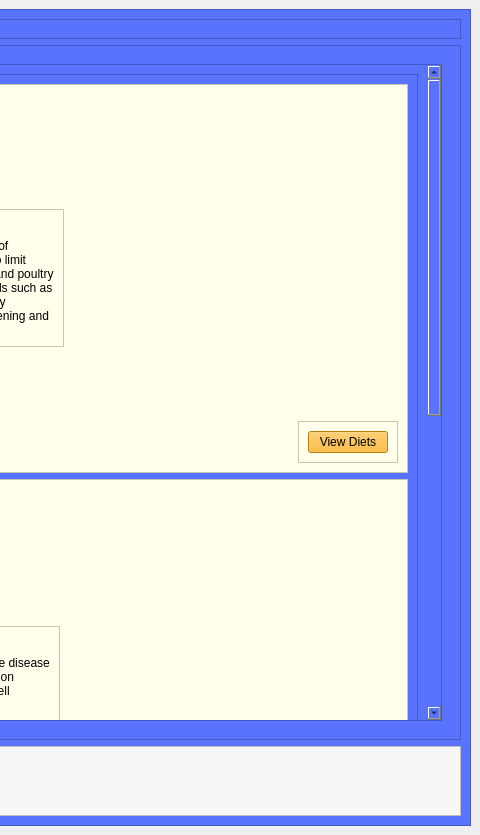
Before: the Qt Designer form ui/l_homepage.ui in neel-mistry/PoCoH-MiniProj, drawn with Qt 5; both pictures show x 635 to 1115 and y 0 to 835 of the 1115 by 835 pixel window.
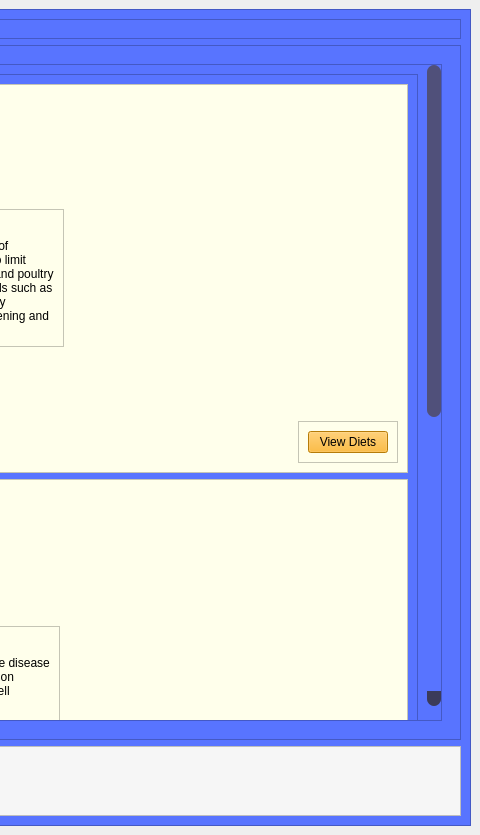
After: the same form once the commit is applied. The open tabs and pages were chosen to show the change. Icons and pictures are not drawn.

Patch:
```diff
--- a/ui/l_homepage.ui
+++ b/ui/l_homepage.ui
@@ -1274,6 +1274,63 @@
              <layout class="QVBoxLayout" name="verticalLayout_30">
               <item>
                <widget class="QScrollArea" name="scrollArea_2">
+                <property name="styleSheet">
+                 <string notr="true">/*  HANDLE BAR VERTICAL */
+QScrollBar::handle:vertical {	
+	background-color: rgb(80, 80, 122);
+	min-height: 30px;
+	border-radius: 7px;
+}
+QScrollBar::handle:vertical:hover{	
+	background-color: rgb(255, 255, 255);
+}
+QScrollBar::handle:vertical:pressed {	
+	background-color: rgb(67, 67, 67);
+}
+
+/* BTN TOP - SCROLLBAR */
+QScrollBar::sub-line:vertical {
+	border: none;
+	background-color: rgb(59, 59, 90);
+	height: 15px;
+	border-top-left-radius: 7px;
+	border-top-right-radius: 7px;
+	subcontrol-position: top;
+	subcontrol-origin: margin;
+}
+QScrollBar::sub-line:vertical:hover {	
+	
+	background-color: rgb(25, 25, 255);
+}
+QScrollBar::sub-line:vertical:pressed {	
+	background-color: rgb(185, 0, 92);
+}
+
+/* BTN BOTTOM - SCROLLBAR */
+QScrollBar::add-line:vertical {
+	border: none;
+	background-color: rgb(59, 59, 90);
+	height: 15px;
+	border-bottom-left-radius: 7px;
+	border-bottom-right-radius: 7px;
+	subcontrol-position: bottom;
+	subcontrol-origin: margin;
+}
+QScrollBar::add-line:vertical:hover {	
+	background-color: rgb(255, 255, 255);
+}
+QScrollBar::add-line:vertical:pressed {	
+	background-color: rgb(185, 0, 92);
+}
+
+/* RESET ARROW */
+QScrollBar::up-arrow:vertical, QScrollBar::down-arrow:vertical {
+	background: none;
+}
+QScrollBar::add-page:vertical, QScrollBar::sub-page:vertical {
+	background: none;
+}</string>
+                </property>
                 <property name="widgetResizable">
                  <bool>true</bool>
                 </property>
```
Left out of the diff: 8 changed lines with no effect on the pictures.
